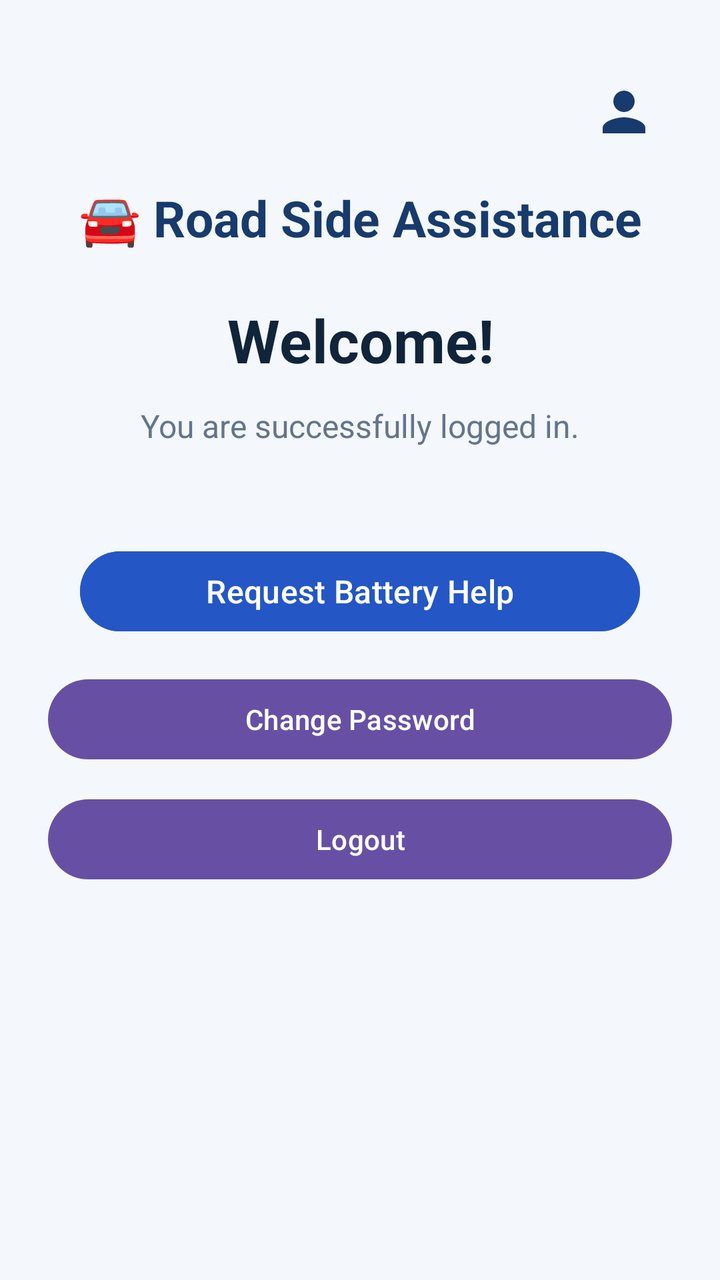
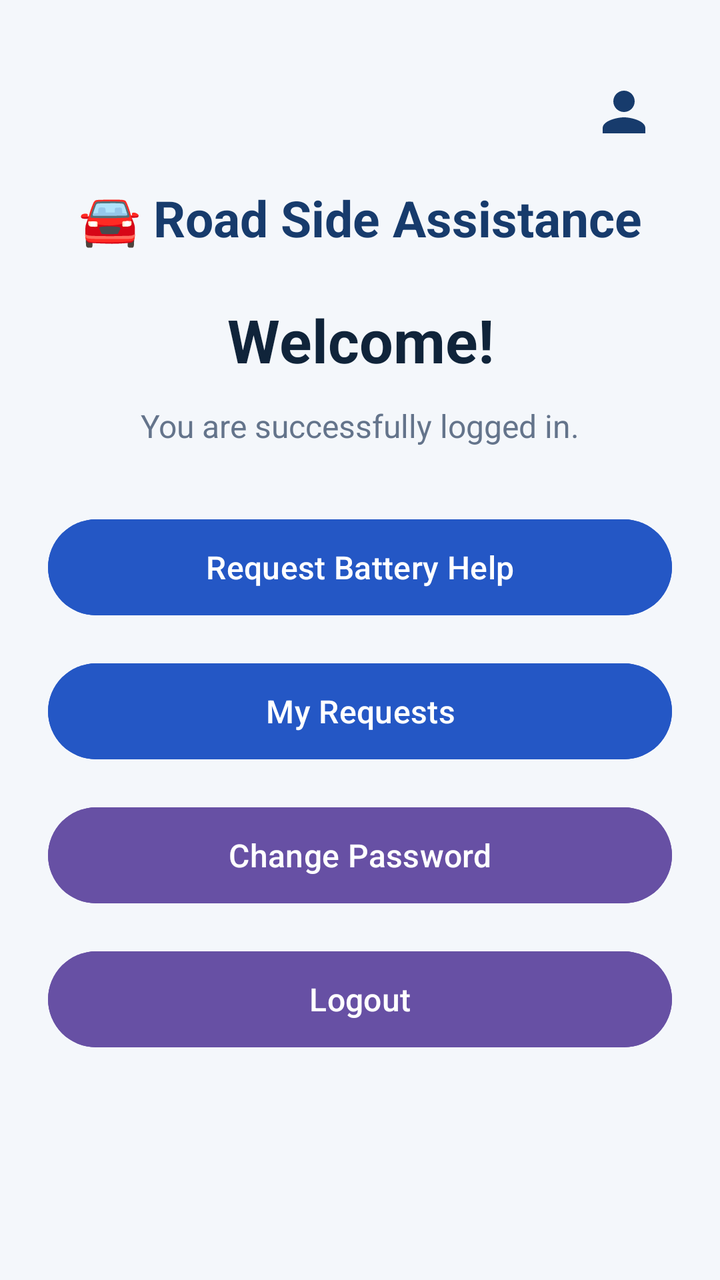

Before-and-after screenshots of an Android layout around one commit, followed by the original layout XML and the change that was made.
<!-- AndroidManifest.xml: application theme Theme.RoadsideAssistance -->
<!-- res/layout/activity_home.xml -->
<?xml version="1.0" encoding="utf-8"?>
<ScrollView xmlns:android="http://schemas.android.com/apk/res/android"
    android:layout_width="match_parent"
    android:layout_height="match_parent"
    xmlns:app="http://schemas.android.com/apk/res-auto"
    android:background="#F4F7FB"
    android:fillViewport="true">

    <LinearLayout
        android:layout_width="match_parent"
        android:layout_height="wrap_content"
        android:orientation="vertical"
        android:gravity="center_horizontal"
        android:padding="24dp">

        
        <FrameLayout
            android:layout_width="match_parent"
            android:layout_height="wrap_content"
            android:layout_marginTop="8dp">

            <ImageButton
                android:id="@+id/btnProfile"
                android:layout_width="48dp"
                android:layout_height="48dp"
                android:layout_gravity="end"
                android:background="?attr/selectableItemBackgroundBorderless"
                android:contentDescription="My Profile"
                android:padding="8dp"
                android:scaleType="fitCenter"
                android:src="@drawable/ic_profile"
                app:tint="#173B6C" />

        </FrameLayout>

        
        <TextView
            android:layout_width="match_parent"
            android:layout_height="wrap_content"
            android:layout_marginTop="12dp"
            android:text="🚘 Road Side Assistance"
            android:textColor="#173B6C"
            android:textSize="25sp"
            android:textStyle="bold"
            android:gravity="center" />

        
        <TextView
            android:id="@+id/tvWelcome"
            android:layout_width="match_parent"
            android:layout_height="wrap_content"
            android:layout_marginTop="24dp"
            android:text="Welcome!"
            android:textColor="#10243A"
            android:textSize="30sp"
            android:textStyle="bold"
            android:gravity="center" />

        
        <TextView
            android:layout_width="match_parent"
            android:layout_height="wrap_content"
            android:layout_marginTop="12dp"
            android:layout_marginBottom="32dp"
            android:text="You are successfully logged in."
            android:textColor="#64748B"
            android:textSize="16sp"
            android:gravity="center" />


        <Button
            android:id="@+id/btnBatteryHelp"
            android:layout_width="match_parent"
            android:layout_height="wrap_content"
            android:layout_margin="16dp"
            android:text="Request Battery Help"
            android:textAllCaps="false"
            android:textSize="16sp"
            android:backgroundTint="#2457C5"
            android:textColor="#FFFFFF" />


        
        <Button
            android:id="@+id/btnChangePassword"
            android:layout_width="match_parent"
            android:layout_height="wrap_content"
            android:text="Change Password"
            android:textAllCaps="false" />

        
        <Button
            android:id="@+id/btnLogout"
            android:layout_width="match_parent"
            android:layout_height="wrap_content"
            android:layout_marginTop="12dp"
            android:text="Logout"
            android:textAllCaps="false" />

    </LinearLayout>
</ScrollView>
<!-- resources referenced by this layout -->
<resources>
  <!-- drawable ic_profile (drawable) -->
  <?xml version="1.0" encoding="utf-8"?>
  <vector xmlns:android="http://schemas.android.com/apk/res/android"
      android:width="32dp"
      android:height="32dp"
      android:viewportWidth="24"
      android:viewportHeight="24">
  
      <path
          android:fillColor="#173B6C"
          android:pathData="M12,12c2.21,0 4,-1.79 4,-4s-1.79,-4 -4,-4 -4,1.79 -4,4 1.79,4 4,4zM12,14c-2.67,0 -8,1.34 -8,4v2h16v-2c0,-2.66 -5.33,-4 -8,-4z" />
  </vector>
  <style name="Theme.RoadsideAssistance" parent="Base.Theme.RoadsideAssistance" />
  <style name="Base.Theme.RoadsideAssistance" parent="Theme.Material3.DayNight.NoActionBar">
          
          
      </style>
</resources>

<!-- the commit's change to res/layout/activity_home.xml (unified diff, before → after) -->
@@ -1,8 +1,8 @@
 <?xml version="1.0" encoding="utf-8"?>
 <ScrollView xmlns:android="http://schemas.android.com/apk/res/android"
+    xmlns:app="http://schemas.android.com/apk/res-auto"
     android:layout_width="match_parent"
     android:layout_height="match_parent"
-    xmlns:app="http://schemas.android.com/apk/res-auto"
     android:background="#F4F7FB"
     android:fillViewport="true">
 
@@ -38,11 +38,11 @@
             android:layout_width="match_parent"
             android:layout_height="wrap_content"
             android:layout_marginTop="12dp"
+            android:gravity="center"
             android:text="🚘 Road Side Assistance"
             android:textColor="#173B6C"
             android:textSize="25sp"
-            android:textStyle="bold"
-            android:gravity="center" />
+            android:textStyle="bold" />
 
         
         <TextView
@@ -50,52 +50,72 @@
             android:layout_width="match_parent"
             android:layout_height="wrap_content"
             android:layout_marginTop="24dp"
+            android:gravity="center"
             android:text="Welcome!"
             android:textColor="#10243A"
             android:textSize="30sp"
-            android:textStyle="bold"
-            android:gravity="center" />
+            android:textStyle="bold" />
 
         
         <TextView
             android:layout_width="match_parent"
             android:layout_height="wrap_content"
             android:layout_marginTop="12dp"
-            android:layout_marginBottom="32dp"
+            android:layout_marginBottom="24dp"
+            android:gravity="center"
             android:text="You are successfully logged in."
             android:textColor="#64748B"
-            android:textSize="16sp"
-            android:gravity="center" />
+            android:textSize="16sp" />
 
-
+        
         <Button
             android:id="@+id/btnBatteryHelp"
             android:layout_width="match_parent"
-            android:layout_height="wrap_content"
-            android:layout_margin="16dp"
+            android:layout_height="56dp"
+            android:layout_marginTop="8dp"
+            android:backgroundTint="#2457C5"
             android:text="Request Battery Help"
             android:textAllCaps="false"
-            android:textSize="16sp"
+            android:textColor="#FFFFFF"
+            android:textSize="16sp" />
+
+        
+        <Button
+            android:id="@+id/btnMyRequests"
+            android:layout_width="match_parent"
+            android:layout_height="56dp"
+            android:layout_marginTop="16dp"
             android:backgroundTint="#2457C5"
-            android:textColor="#FFFFFF" />
-
+            android:text="My Requests"
+            android:textAllCaps="false"
+            android:textColor="#FFFFFF"
+            android:textSize="16sp" />
 
         
         <Button
             android:id="@+id/btnChangePassword"
             android:layout_width="match_parent"
-            android:layout_height="wrap_content"
+            android:layout_height="56dp"
+            android:layout_marginTop="16dp"
+            android:backgroundTint="#6750A4"
             android:text="Change Password"
-            android:textAllCaps="false" />
+            android:textAllCaps="false"
+            android:textColor="#FFFFFF"
+            android:textSize="16sp" />
 
         
         <Button
             android:id="@+id/btnLogout"
             android:layout_width="match_parent"
-            android:layout_height="wrap_content"
-            android:layout_marginTop="12dp"
+            android:layout_height="56dp"
+            android:layout_marginTop="16dp"
+            android:layout_marginBottom="16dp"
+            android:backgroundTint="#6750A4"
             android:text="Logout"
-            android:textAllCaps="false" />
+            android:textAllCaps="false"
+            android:textColor="#FFFFFF"
+            android:textSize="16sp" />
 
     </LinearLayout>
+
 </ScrollView>
